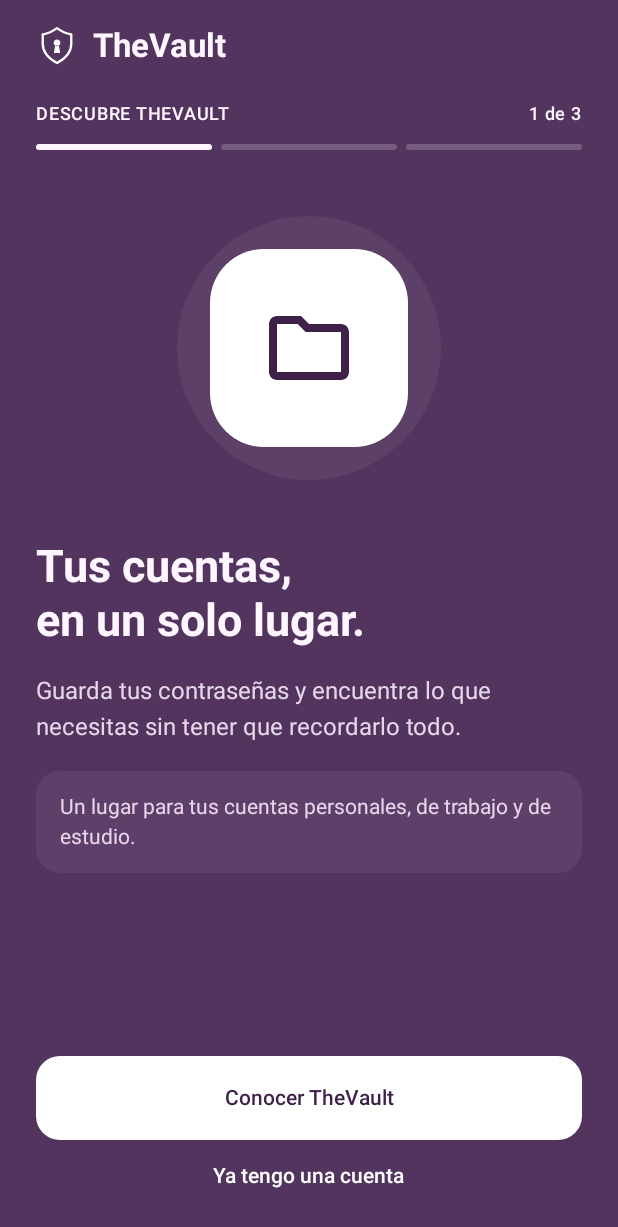
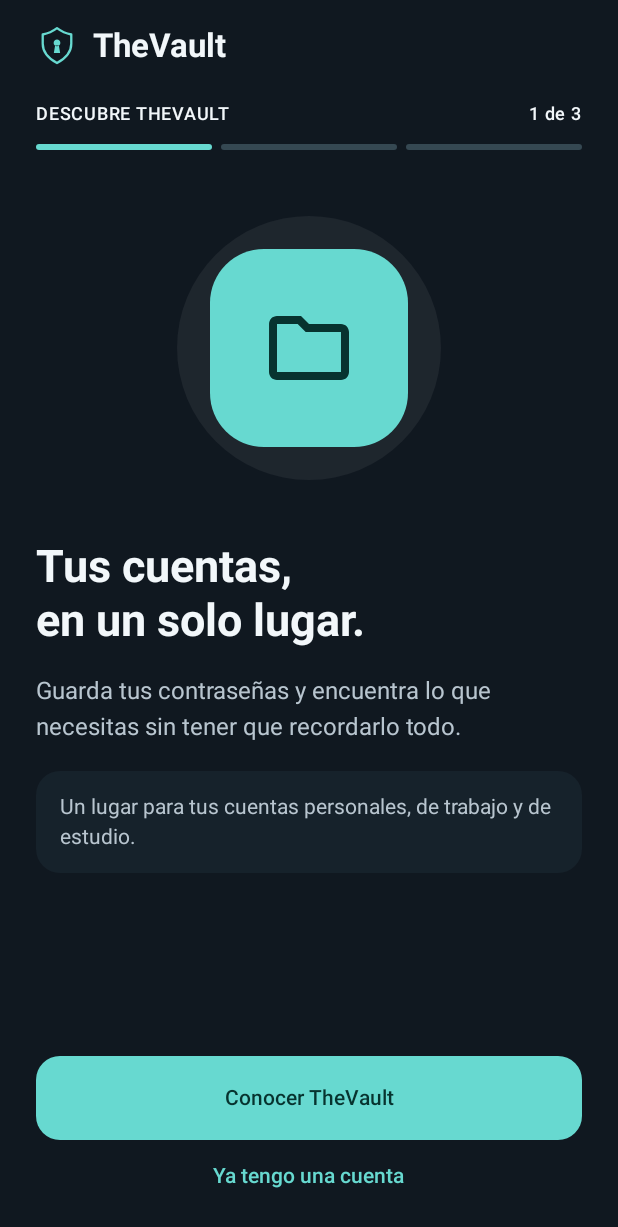
Before and after one commit to SalvadorSarmiento/TheVault, an Android app built with Jetpack Compose: the screen it shows after launch (MainActivity), on a phone screen of 412 x 824 dp. Shown: the top 1227 px of the screen. Run offline under Robolectric (Android 15) with nearby library versions, the phone set to English and light mode, and no system bars; our stand-ins replace Room's generated code.

Commit message:
Renueva toda la app y su icono con grafito y turquesa

```diff
--- a/app/src/main/java/com/example/thevault/MainActivity.kt
+++ b/app/src/main/java/com/example/thevault/MainActivity.kt
@@ -8,6 +8,7 @@ import androidx.activity.enableEdgeToEdge
 import androidx.activity.SystemBarStyle
 import androidx.compose.runtime.Composable
 import androidx.compose.runtime.LaunchedEffect
+import androidx.compose.ui.platform.LocalContext
 import androidx.lifecycle.viewmodel.compose.viewModel
 import com.example.thevault.ui.auth.AuthViewModel
 import com.example.thevault.ui.screens.LoginScreen
@@ -35,6 +36,13 @@ internal fun TheVaultApp(
 ) {
     val authState = authViewModel.uiState
     val vaultState = vaultViewModel.uiState
+    val activity = LocalContext.current as? ComponentActivity
+
+    LaunchedEffect(activity, vaultState.darkTheme) {
+        val style = if (vaultState.darkTheme) SystemBarStyle.dark(android.graphics.Color.TRANSPARENT)
+            else SystemBarStyle.light(android.graphics.Color.TRANSPARENT, android.graphics.Color.TRANSPARENT)
+        activity?.enableEdgeToEdge(statusBarStyle = style, navigationBarStyle = style)
+    }
 
     LaunchedEffect(authState.isAuthenticated) {
         if (authState.isAuthenticated && !vaultState.isUnlocked && !vaultState.isUnlocking) {
--- a/app/src/main/java/com/example/thevault/ui/screens/AuthScreens.kt
+++ b/app/src/main/java/com/example/thevault/ui/screens/AuthScreens.kt
@@ -209,7 +209,7 @@ private fun AccessProgress(stage: AuthStage) {
         Row(horizontalArrangement = Arrangement.spacedBy(6.dp)) {
             repeat(total) { index ->
                 Box(Modifier.weight(1f).height(4.dp).background(
-                    MaterialTheme.colorScheme.onBackground.copy(alpha = if (index < step) 1f else 0.2f), CircleShape))
+                    if (index < step) MaterialTheme.colorScheme.primary else MaterialTheme.colorScheme.outlineVariant, CircleShape))
             }
         }
     }
--- a/app/src/main/java/com/example/thevault/ui/theme/Color.kt
+++ b/app/src/main/java/com/example/thevault/ui/theme/Color.kt
@@ -2,27 +2,21 @@ package com.example.thevault.ui.theme
 
 import androidx.compose.ui.graphics.Color
 
-val VaultAction = Color(0xFFFFFFFF)
-val VaultActionDark = Color(0xFFFFFFFF)
-val VaultOnAction = Color(0xFF3F2049)
-val VaultSelected = Color(0xFFFFFFFF)
-val VaultSelectedDark = Color(0xFFFFFFFF)
-val VaultBackground = Color(0xFF52345E)
-val VaultBackgroundDark = Color(0xFF26162E)
-val VaultSurface = Color(0xFF674773)
-val VaultSurfaceDark = Color(0xFF35203F)
-val VaultText = Color(0xFFFFF6FF)
-val VaultTextDark = Color(0xFFFAEEFE)
-val VaultSecondary = Color(0xFFE6D6EA)
-val VaultSecondaryDark = Color(0xFFCEB6D7)
-val VaultBorder = Color(0xFFB79CC2)
-val VaultBorderDark = Color(0xFF9577A1)
-val VaultSuccess = Color(0xFF247553)
-val VaultError = Color(0xFFFFB4B9)
-val VaultAccent = Color(0xFFFFFFFF)
-val VaultAccentDark = Color(0xFFFFFFFF)
-val VaultHeroStart = Color(0xFFFFFFFF)
-val VaultHeroEnd = Color(0xFFFFFFFF)
-val VaultHeroText = Color(0xFF52345E)
-val VaultHeroMuted = Color(0xFF674773)
-val VaultHeroAccent = Color(0xFF52345E)
+val VaultAction = Color(0xFF006D68)
+val VaultActionDark = Color(0xFF67D9D0)
+val VaultOnAction = Color(0xFFFFFFFF)
+val VaultOnActionDark = Color(0xFF07332F)
+val VaultSelected = Color(0xFFD4F4EE)
+val VaultSelectedDark = Color(0xFF16403D)
+val VaultBackground = Color(0xFFF2F6F6)
+val VaultBackgroundDark = Color(0xFF101820)
+val VaultSurface = Color(0xFFFFFFFF)
+val VaultSurfaceDark = Color(0xFF1B2933)
+val VaultText = Color(0xFF172D34)
+val VaultTextDark = Color(0xFFF2F7FA)
+val VaultSecondary = Color(0xFF52666D)
+val VaultSecondaryDark = Color(0xFFB8C5CF)
+val VaultBorder = Color(0xFF6E838B)
+val VaultBorderDark = Color(0xFF607683)
+val VaultError = Color(0xFFBA1A1A)
+val VaultErrorDark = Color(0xFFFFB4AB)
--- a/app/src/main/java/com/example/thevault/ui/theme/Theme.kt
+++ b/app/src/main/java/com/example/thevault/ui/theme/Theme.kt
@@ -14,44 +14,47 @@ import androidx.compose.runtime.CompositionLocalProvider
 
 private val DarkColorScheme = darkColorScheme(
     primary = VaultActionDark,
-    onPrimary = VaultOnAction,
+    onPrimary = VaultOnActionDark,
     primaryContainer = VaultSelectedDark,
-    onPrimaryContainer = VaultOnAction,
+    onPrimaryContainer = Color(0xFFB0F5EB),
     background = VaultBackgroundDark,
     onBackground = VaultTextDark,
     surface = VaultSurfaceDark,
     onSurface = VaultTextDark,
     onSurfaceVariant = VaultSecondaryDark,
     outline = VaultBorderDark,
-    error = Color(0xFFFFB2BA),
-    secondary = VaultAccentDark,
-    onSecondary = VaultOnAction,
-    secondaryContainer = Color(0xFF4D3058),
-    onSecondaryContainer = Color.White,
-    tertiary = Color.White,
-    onTertiary = VaultOnAction,
-    tertiaryContainer = Color(0xFF4D3058),
-    onTertiaryContainer = Color.White,
-    surfaceVariant = Color(0xFF432B4D),
-    outlineVariant = Color(0xFF62456E),
+    error = VaultErrorDark,
+    onError = Color(0xFF690005),
+    errorContainer = Color(0xFF93000A),
+    onErrorContainer = Color(0xFFFFDAD6),
+    secondary = Color(0xFFB8CCC8),
+    onSecondary = Color(0xFF213431),
+    secondaryContainer = Color(0xFF314B47),
+    onSecondaryContainer = Color(0xFFD4E6E0),
+    tertiary = Color(0xFFA7D8CB),
+    onTertiary = Color(0xFF13382E),
+    tertiaryContainer = Color(0xFF2B5146),
+    onTertiaryContainer = Color(0xFFC6F0E2),
+    surfaceVariant = Color(0xFF243640),
+    outlineVariant = Color(0xFF354852),
     surfaceContainerLowest = VaultBackgroundDark,
     surfaceContainerLow = VaultSurfaceDark,
     surfaceContainer = VaultSurfaceDark,
-    surfaceContainerHigh = Color(0xFF432B4D),
-    surfaceContainerHighest = Color(0xFF51375C),
+    surfaceContainerHigh = Color(0xFF243640),
+    surfaceContainerHighest = Color(0xFF30424D),
     surfaceDim = VaultBackgroundDark,
-    surfaceBright = Color(0xFF51375C),
-    surfaceTint = VaultBackgroundDark,
-    inverseSurface = Color.White,
-    inverseOnSurface = VaultOnAction,
-    inversePrimary = VaultOnAction
+    surfaceBright = Color(0xFF30424D),
+    surfaceTint = VaultActionDark,
+    inverseSurface = Color(0xFFE0E9EC),
+    inverseOnSurface = Color(0xFF263139),
+    inversePrimary = VaultAction
 )
 
 private val LightColorScheme = lightColorScheme(
     primary = VaultAction,
     onPrimary = VaultOnAction,
     primaryContainer = VaultSelected,
-    onPrimaryContainer = VaultOnAction,
+    onPrimaryContainer = Color(0xFF053D38),
     background = VaultBackground,
     onBackground = VaultText,
     surface = VaultSurface,
@@ -59,30 +62,30 @@ private val LightColorScheme = lightColorScheme(
     onSurfaceVariant = VaultSecondary,
     outline = VaultBorder,
     error = VaultError,
-    onError = Color(0xFF591B2C),
-    errorContainer = Color(0xFF713C52),
-    onErrorContainer = Color(0xFFFFE9EC),
-    secondary = VaultAccent,
-    onSecondary = VaultOnAction,
-    secondaryContainer = Color(0xFF61406D),
-    onSecondaryContainer = Color(0xFFF7EAFC),
-    tertiary = Color.White,
-    onTertiary = VaultOnAction,
-    tertiaryContainer = Color(0xFF61406D),
-    onTertiaryContainer = Color.White,
-    surfaceVariant = Color(0xFF75567F),
-    outlineVariant = Color(0xFF84638E),
-    surfaceContainerLowest = VaultBackground,
-    surfaceContainerLow = VaultSurface,
-    surfaceContainer = VaultSurface,
-    surfaceContainerHigh = Color(0xFF70507C),
-    surfaceContainerHighest = Color(0xFF795985),
-    surfaceDim = Color(0xFF482C54),
-    surfaceBright = Color(0xFF795985),
-    surfaceTint = VaultBackgroundDark,
-    inverseSurface = Color.White,
-    inverseOnSurface = VaultOnAction,
-    inversePrimary = VaultOnAction
+    onError = Color.White,
+    errorContainer = Color(0xFFFFDAD6),
+    onErrorContainer = Color(0xFF410002),
+    secondary = Color(0xFF47665F),
+    onSecondary = Color.White,
+    secondaryContainer = Color(0xFFCDE8E0),
+    onSecondaryContainer = Color(0xFF102E27),
+    tertiary = Color(0xFF2C6B53),
+    onTertiary = Color.White,
+    tertiaryContainer = Color(0xFFB3F0D1),
+    onTertiaryContainer = Color(0xFF002114),
+    surfaceVariant = Color(0xFFE3EDED),
+    outlineVariant = Color(0xFFCFDCDF),
+    surfaceContainerLowest = VaultSurface,
+    surfaceContainerLow = Color(0xFFF8FAFA),
+    surfaceContainer = Color(0xFFECF2F2),
+    surfaceContainerHigh = Color(0xFFE3EDED),
+    surfaceContainerHighest = Color(0xFFDAE5E5),
+    surfaceDim = Color(0xFFD7E2E2),
+    surfaceBright = Color(0xFFFAFCFC),
+    surfaceTint = VaultAction,
+    inverseSurface = VaultSurfaceDark,
+    inverseOnSurface = VaultTextDark,
+    inversePrimary = VaultActionDark
 )
 
 @Composable
--- a/app/src/main/java/com/example/thevault/ui/vault/VaultViewModel.kt
+++ b/app/src/main/java/com/example/thevault/ui/vault/VaultViewModel.kt
@@ -47,7 +47,7 @@ data class VaultUiState(
     val selectedCredentialId: Long? = null,
     val draft: CredentialDraft = CredentialDraft(),
     val showDeleteDialog: Boolean = false,
-    val darkTheme: Boolean = false,
+    val darkTheme: Boolean = true,
     val generatedPassword: String = "",
     val generatorLength: Int = 16,
     val includeUppercase: Boolean = true,
--- a/app/src/main/res/drawable/ic_launcher_background.xml
+++ b/app/src/main/res/drawable/ic_launcher_background.xml
@@ -4,5 +4,5 @@
     android:height="108dp"
     android:viewportWidth="108"
     android:viewportHeight="108">
-    <path android:fillColor="#FF5B4B8A" android:pathData="M0,0h108v108h-108z" />
+    <path android:fillColor="@color/vault_start_background" android:pathData="M0,0h108v108h-108z" />
 </vector>
--- a/app/src/main/res/drawable/ic_launcher_foreground.xml
+++ b/app/src/main/res/drawable/ic_launcher_foreground.xml
@@ -7,10 +7,10 @@
     <path
         android:fillColor="@android:color/transparent"
         android:pathData="M54,21 C45,28 37,31 29,32 L29,51 C29,66 38,78 54,87 C70,78 79,66 79,51 L79,32 C71,31 63,28 54,21 Z"
-        android:strokeColor="#FFFFFFFF"
+        android:strokeColor="@color/vault_icon_foreground"
         android:strokeLineJoin="round"
         android:strokeWidth="4" />
     <path
-        android:fillColor="#FFFFFFFF"
+        android:fillColor="@color/vault_icon_foreground"
         android:pathData="M54,41 A6,6 0,1 1,53.99 41 M50.5,51 L48,65 L60,65 L57.5,51 Z" />
 </vector>
--- a/app/src/main/res/drawable/ic_vault_logo.xml
+++ b/app/src/main/res/drawable/ic_vault_logo.xml
@@ -6,10 +6,10 @@
     <path
         android:fillColor="@android:color/transparent"
         android:pathData="M50,10 C38,19 27,23 16,25 L16,47 C16,66 28,81 50,93 C72,81 84,66 84,47 L84,25 C73,23 62,19 50,10 Z"
-        android:strokeColor="#FF5B4B8A"
+        android:strokeColor="@color/vault_icon_foreground"
         android:strokeLineJoin="round"
         android:strokeWidth="5.5" />
     <path
-        android:fillColor="#FF5B4B8A"
+        android:fillColor="@color/vault_icon_foreground"
         android:pathData="M50,37 A8,8 0,1 1,49.99 37 M45.5,51 L42.5,69 L57.5,69 L54.5,51 Z" />
 </vector>
--- a/app/src/main/res/values/colors.xml
+++ b/app/src/main/res/values/colors.xml
@@ -1,11 +1,5 @@
 <?xml version="1.0" encoding="utf-8"?>
 <resources>
-    <color name="vault_start_background">#52345E</color>
-    <color name="purple_200">#FFBB86FC</color>
-    <color name="purple_500">#FF6200EE</color>
-    <color name="purple_700">#FF3700B3</color>
-    <color name="teal_200">#FF03DAC5</color>
-    <color name="teal_700">#FF018786</color>
-    <color name="black">#FF000000</color>
-    <color name="white">#FFFFFFFF</color>
+    <color name="vault_start_background">#101820</color>
+    <color name="vault_icon_foreground">#67D9D0</color>
 </resources>
```
Also changed, not shown: app/src/main/java/com/example/thevault/ui/components/VaultComponents.kt (+2 -12 lines), app/src/main/java/com/example/thevault/ui/screens/ExtraScreens.kt (+4 -7 lines), app/src/main/java/com/example/thevault/ui/screens/VaultListScreen.kt (+9 -12 lines), 2 other files.
